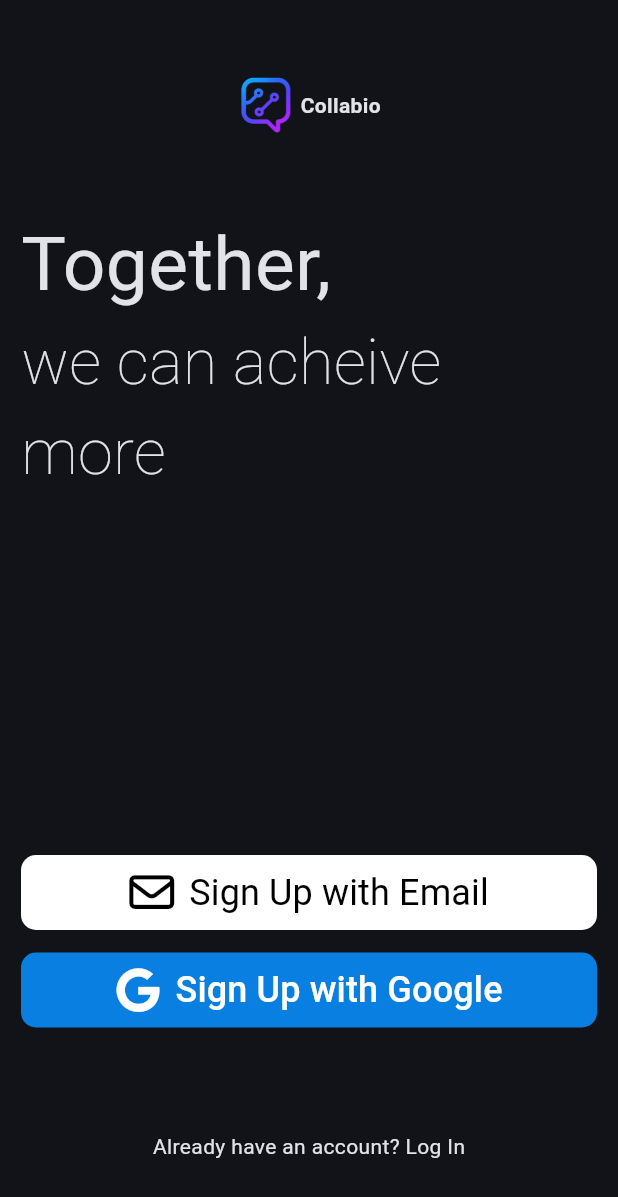
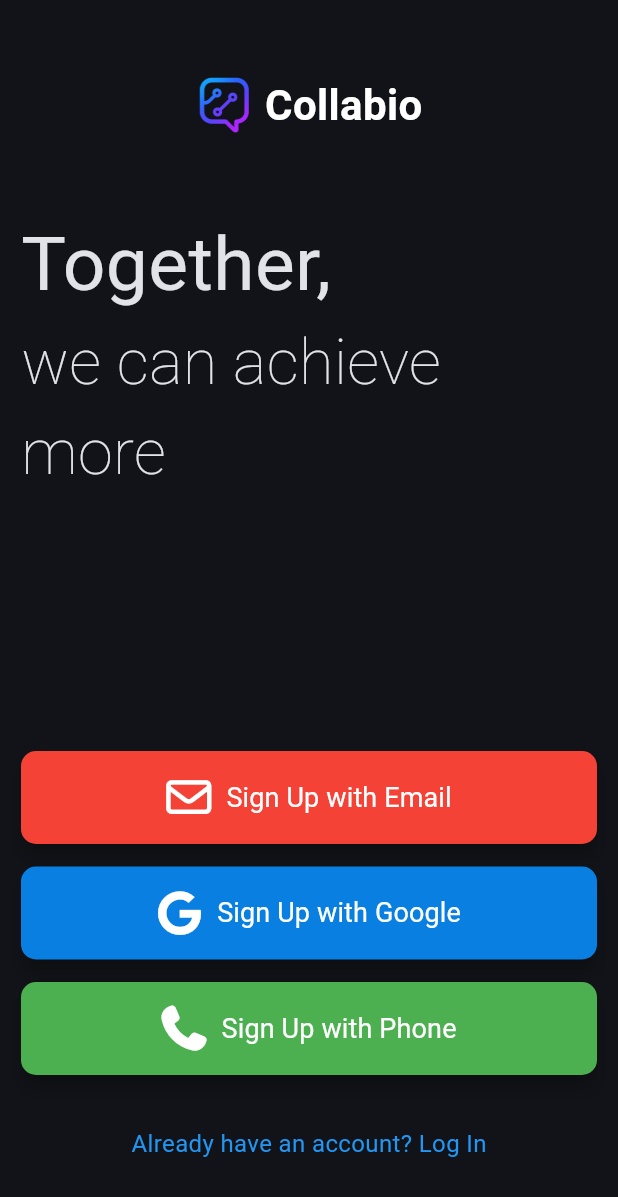
Before and after one commit to satyam044/Collabio-App, a Flutter app: the screen it shows after launch, on a phone screen of 412 x 824 dp. Shown: the top 1197 px of the screen. Run offline on Flutter 3.47's test engine with Material 3 defaults, Android fonts, the phone set to English and light mode, and no system bars; our stand-ins replace font_awesome_flutter.

Commit message:
AuthBtn Added

```diff
--- a/frontend/lib/pages/auth.dart
+++ b/frontend/lib/pages/auth.dart
@@ -4,6 +4,18 @@
 
 class AuthPage extends StatelessWidget {
   const AuthPage({super.key});
+
+  void _onEmailSignUpPressed() {
+
+  }
+
+  void _onGoogleSignUpPressed() {
+
+  }
+
+  void _onPhoneSignUpPressed() {
+
+  }
 
   @override
   Widget build(BuildContext context) {
@@ -20,10 +32,12 @@
                     mainAxisAlignment: MainAxisAlignment.center,
                     children: [
                       Uihelper.customImg(img: 'logo.png', height: 40),
-                      SizedBox(width: 4),
+                      SizedBox(width: 8),
                       Uihelper.customTxt(
                         text: 'Collabio',
+                        fontSize: 28,
                         fontWeight: FontWeight.bold,
+                        color: Colors.white,
                       ),
                     ],
                   ),
@@ -37,7 +51,7 @@
                         fontWeight: FontWeight.w400,
                       ),
                       Uihelper.customTxt(
-                        text: 'we can acheive more',
+                        text: 'we can achieve more',
                         fontSize: 42,
                         fontWeight: FontWeight.w200,
                       ),
@@ -48,12 +62,18 @@
               SizedBox(height: 100),
               Column(
                 children: [
-                  customAuthBtn.emailBtn(),
+                  customAuthBtn.emailBtn(onPressed: _onEmailSignUpPressed),
                   SizedBox(height: 15),
-                  customAuthBtn.googleBtn(),
+                  customAuthBtn.googleBtn(onPressed: _onEmailSignUpPressed),
+                  SizedBox(height: 15),
+                  customAuthBtn.phoneBtn(onPressed: _onPhoneSignUpPressed),
                 ],
               ),
-              Uihelper.customTxt(text: 'Already have an account? Log In'),
+              Uihelper.customTxt(
+                text: 'Already have an account? Log In',
+                fontSize: 16,
+                color: Colors.blue,
+              ),
             ],
           ),
         ),
@@ -63,48 +83,65 @@
 }
 
 class customAuthBtn {
-  static Widget emailBtn() {
-    return TextButton(
-      onPressed: () {},
-      style: TextButton.styleFrom(
-        backgroundColor: Colors.white,
-        shape: RoundedRectangleBorder(borderRadius: BorderRadius.circular(10)),
+  static Widget emailBtn({required VoidCallback onPressed}) {
+    return _buildAuthBtn(
+      icon: FontAwesomeIcons.envelope,
+      text: 'Sign Up with Email',
+      backgroundColor: Colors.red,
+      onPressed: onPressed,
+    );
+  }
+
+  static Widget googleBtn({required VoidCallback onPressed}) {
+    return _buildAuthBtn(
+      icon: FontAwesomeIcons.google,
+      text: 'Sign Up with Google',
+      backgroundColor: const Color.fromARGB(255, 9, 128, 225),
+      onPressed: onPressed,
+    );
+  }
+
+  static Widget phoneBtn({required VoidCallback onPressed}) {
+    return _buildAuthBtn(
+      icon: FontAwesomeIcons.phone,
+      text: 'Sign Up with Phone',
+      backgroundColor: Colors.green,
+      onPressed: onPressed,
+    );
+  }
+
+  static Widget _buildAuthBtn({
+    required IconData icon,
+    required String text,
+    required Color backgroundColor,
+    required VoidCallback onPressed,
+  }) {
+    return Container(
+      width: double.infinity,
+      child: ElevatedButton(
+        onPressed: onPressed,
+        style: ElevatedButton.styleFrom(
+          shape: RoundedRectangleBorder(
+            borderRadius: BorderRadius.circular(10),
+          ),
+          backgroundColor: backgroundColor,
+          padding: EdgeInsets.symmetric(vertical: 16),
+          elevation: 5,
         ),
         child: Row(
           mainAxisAlignment: MainAxisAlignment.center,
           children: [
-          FaIcon(FontAwesomeIcons.envelope, color: Colors.black, size: 30),
+            FaIcon(icon, color: Colors.white, size: 30),
             SizedBox(width: 10),
             Uihelper.customTxt(
-            text: 'Sign Up with Email',
-            fontSize: 24,
+              text: text,
+              fontSize: 18,
               fontWeight: FontWeight.w400,
-            color: Colors.black,
-          ),
-        ],
-      ),
-    );
-  }
-
-  static Widget googleBtn() {
-    return TextButton(
-      onPressed: () {},
-      style: TextButton.styleFrom(
-        backgroundColor: const Color.fromARGB(255, 9, 128, 225),
-        shape: RoundedRectangleBorder(borderRadius: BorderRadius.circular(10)),
-      ),
-      child: Row(
-        mainAxisAlignment: MainAxisAlignment.center,
-        children: [
-          FaIcon(FontAwesomeIcons.google, color: Colors.white, size: 30),
-          SizedBox(width: 10),
-          Uihelper.customTxt(
-            text: 'Sign Up with Google',
-            fontSize: 24,
               color: Colors.white,
             ),
           ],
         ),
+      ),
     );
   }
 }
```
Lines whose indentation alone changed are shown as unchanged.
